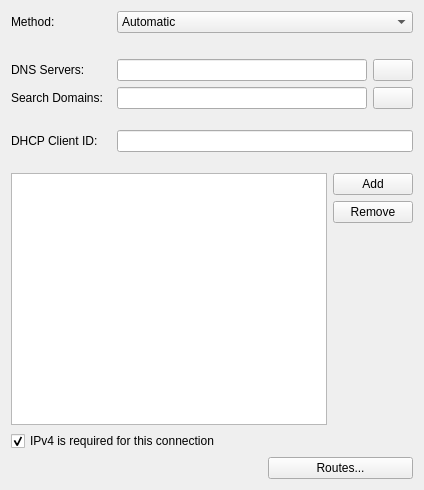
Before: the Qt Designer form libs/editor/settings/ui/ipv4.ui in KDE/plasma-nm, drawn with Qt 5.
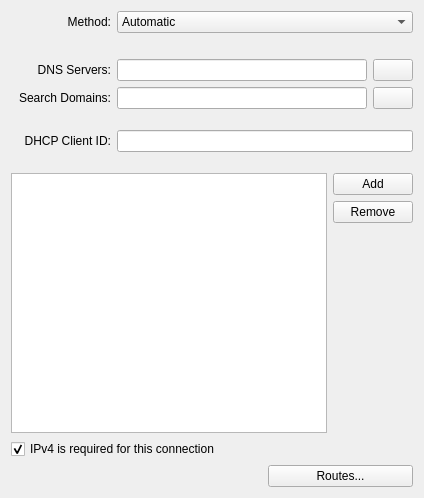
After: the same form once the commit is applied. Icons and pictures are not drawn. Custom widgets are drawn as their Qt base class.

Commit message: Right-align labels in IPv4/IPv6 dialogs

What changed in the file:
```diff
--- a/libs/editor/settings/ui/ipv4.ui
+++ b/libs/editor/settings/ui/ipv4.ui
@@ -7,7 +7,7 @@
     <x>0</x>
     <y>0</y>
     <width>424</width>
-    <height>490</height>
+    <height>498</height>
    </rect>
   </property>
   <property name="toolTip">
@@ -25,6 +25,9 @@
      <property name="text">
       <string>Method:</string>
      </property>
+     <property name="alignment">
+      <set>Qt::AlignRight|Qt::AlignTrailing|Qt::AlignVCenter</set>
+     </property>
      <property name="buddy">
       <cstring>method</cstring>
      </property>
@@ -94,6 +97,9 @@
      <property name="textFormat">
       <enum>Qt::AutoText</enum>
      </property>
+     <property name="alignment">
+      <set>Qt::AlignRight|Qt::AlignTrailing|Qt::AlignVCenter</set>
+     </property>
      <property name="buddy">
       <cstring>dns</cstring>
      </property>
@@ -145,6 +151,9 @@
      <property name="text">
       <string comment="@info">Search Domains:</string>
      </property>
+     <property name="alignment">
+      <set>Qt::AlignRight|Qt::AlignTrailing|Qt::AlignVCenter</set>
+     </property>
      <property name="buddy">
       <cstring>dnsSearch</cstring>
      </property>
@@ -206,6 +215,9 @@
      <property name="text">
       <string>DHCP Client ID:</string>
      </property>
+     <property name="alignment">
+      <set>Qt::AlignRight|Qt::AlignTrailing|Qt::AlignVCenter</set>
+     </property>
      <property name="buddy">
       <cstring>dhcpClientId</cstring>
      </property>
@@ -343,16 +355,16 @@
   </layout>
  </widget>
  <customwidgets>
-  <customwidget>
-   <class>KLineEdit</class>
-   <extends>QLineEdit</extends>
-   <header>klineedit.h</header>
-  </customwidget>
   <customwidget>
    <class>KComboBox</class>
    <extends>QComboBox</extends>
    <header>kcombobox.h</header>
   </customwidget>
+  <customwidget>
+   <class>KLineEdit</class>
+   <extends>QLineEdit</extends>
+   <header>klineedit.h</header>
+  </customwidget>
  </customwidgets>
  <tabstops>
   <tabstop>method</tabstop>
```
Left out of the diff: 12 changed lines with no effect on the pictures. The commit also changes 1 other file.
